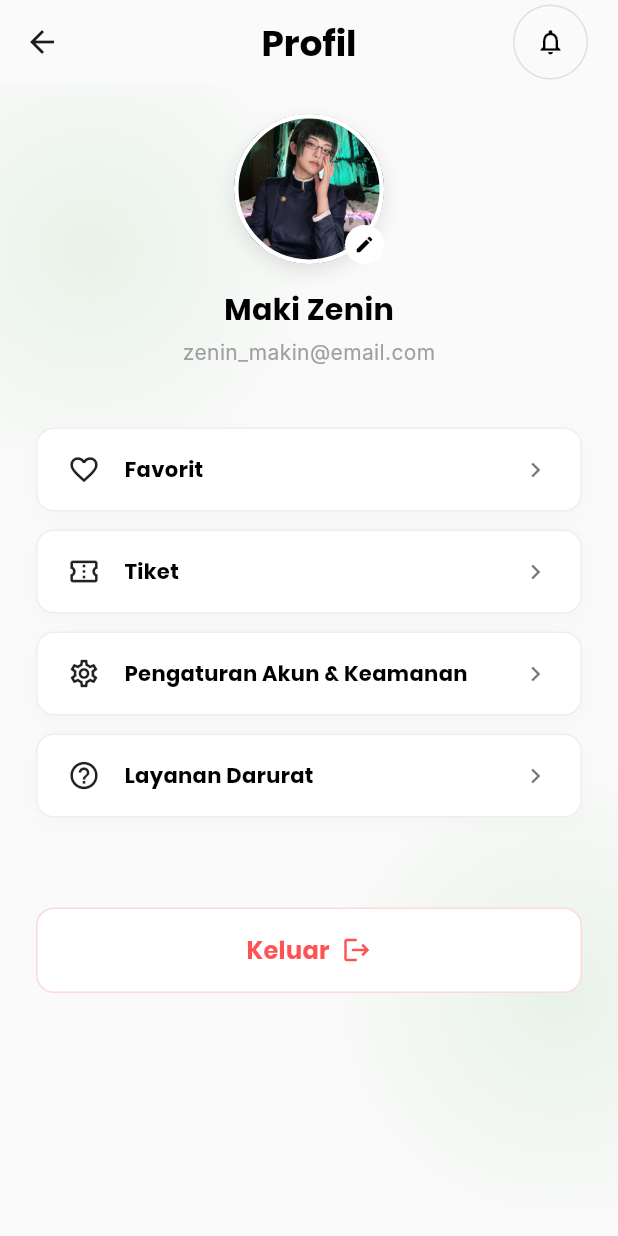
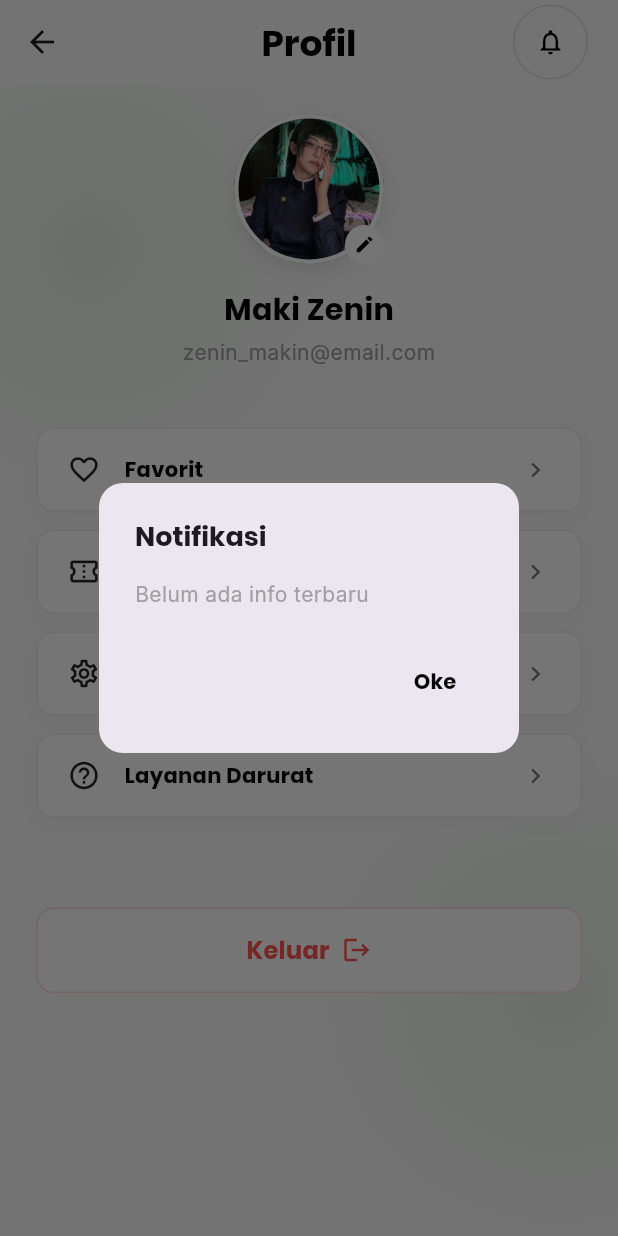
Before and after one commit to milazaey/NAVENTURE, a Flutter app: the ProfilePage screen opened directly, after a tap on the "notifications none" icon, on a phone screen of 412 x 824 dp. Run offline on Flutter 3.47's test engine with Material 3 defaults, Android fonts, the phone set to English and light mode, and no system bars; our stand-ins replace image_picker; Roboto replaces fonts that are missing (Inter).

Commit message:
pop up lonceng di profile

```diff
--- a/lib/pages/main/profile_page.dart
+++ b/lib/pages/main/profile_page.dart
@@ -84,6 +84,43 @@ class _ProfilePageState extends State<ProfilePage> {
     );
   }
 
+  // 4. Fungsi baru buat nampilin Popup Info Lonceng/Notifikasi
+  void _showNotificationPopup() {
+    showDialog(
+      context: context,
+      builder: (context) {
+        return AlertDialog(
+          shape: RoundedRectangleBorder(
+            borderRadius: BorderRadius.circular(16),
+          ),
+          title: Text(
+            'Notifikasi',
+            style: poppinsText.copyWith(
+              fontWeight: FontWeight.bold,
+              fontSize: 18,
+            ),
+          ),
+          content: Text(
+            'Belum ada info terbaru',
+            style: interText.copyWith(color: greyColor, fontSize: 14),
+          ),
+          actions: [
+            TextButton(
+              onPressed: () => Navigator.pop(context),
+              child: Text(
+                'Oke',
+                style: poppinsText.copyWith(
+                  color: blackColor,
+                  fontWeight: FontWeight.bold,
+                ),
+              ),
+            ),
+          ],
+        );
+      },
+    );
+  }
+
   @override
   Widget build(BuildContext context) {
     return Scaffold(
@@ -113,7 +150,8 @@ class _ProfilePageState extends State<ProfilePage> {
                 color: Colors.black,
                 size: 20,
               ),
-              onPressed: () {},
+              // --- DISINI KUNCINYA BOI, KITA PANGGIL FUNGSI BARUNYA ---
+              onPressed: _showNotificationPopup,
             ),
           ),
         ],
@@ -343,7 +381,7 @@ class _ProfilePageState extends State<ProfilePage> {
     );
   }
 
-  // --- HELPER ORNAMEN GRADIENT (Tadi typo di sini boi) ---
+  // --- HELPER ORNAMEN GRADIENT ---
   Widget _buildBackgroundOrnament({
     double? top,
     double? right,
@@ -365,7 +403,7 @@ class _ProfilePageState extends State<ProfilePage> {
               const Color(0xFF4CAF50).withValues(alpha: 0.1),
               const Color(0xFF4CAF50).withValues(alpha: 0),
             ],
-          ), // <-- Tadi gue nulisnya '],' makanya error. Sekarang udah bener pake '),'
+          ),
         ),
       ),
     );
```
